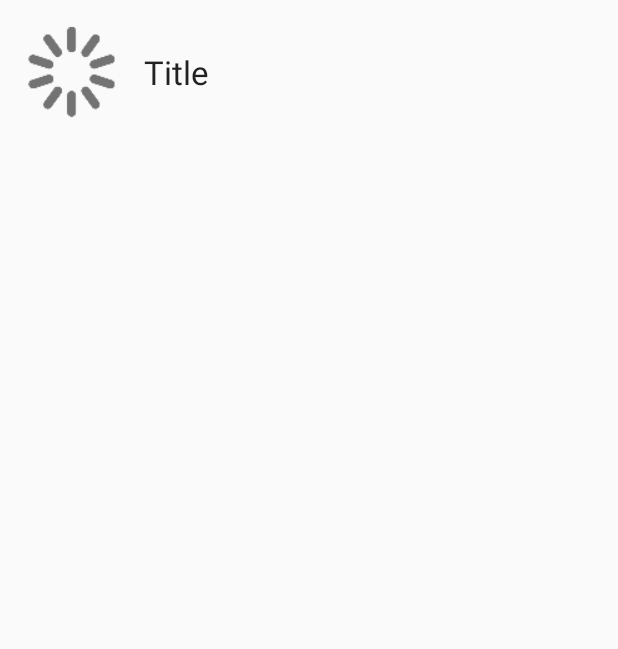
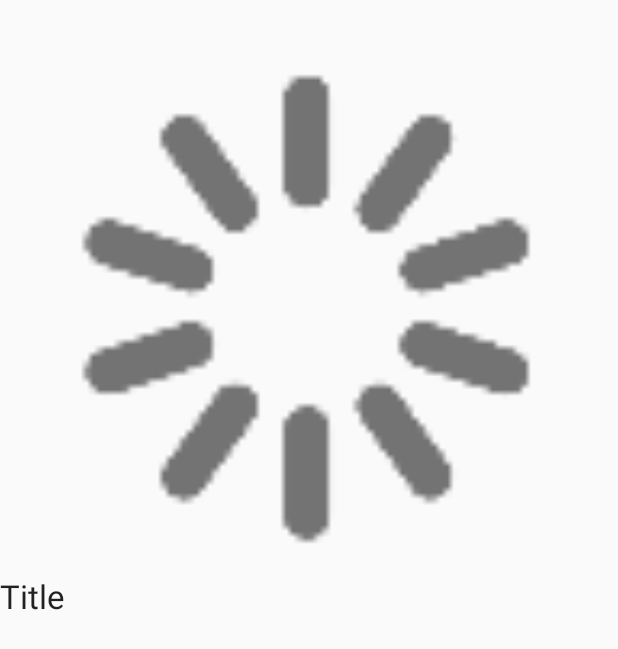
Before and after one commit to PaulDoreeDesign/360toOne, an Android app: the layout item_game.xml on its own in the app's theme, with its tools: preview values and no code run, on a phone screen of 412 x 824 dp. Shown: the top 649 px of the screen. Run offline under Robolectric (Android 15) with nearby library versions, the phone set to English and light mode, and no system bars.

Commit message:
Add SquareRelativeLayout to Game item layout

```diff
--- a/AndroidApp/app/src/main/res/layout/item_game.xml
+++ b/AndroidApp/app/src/main/res/layout/item_game.xml
@@ -1,13 +1,12 @@
 <?xml version="1.0" encoding="utf-8"?>
-<RelativeLayout xmlns:android="http://schemas.android.com/apk/res/android"
+<com.ostojan.x360.view.SquareRelativeLayout xmlns:android="http://schemas.android.com/apk/res/android"
     xmlns:app="http://schemas.android.com/apk/res-auto"
     android:layout_width="wrap_content"
     android:layout_height="wrap_content">
 
     <ImageView
-        android:layout_width="96dp"
-        android:layout_height="96dp"
-        android:padding="8dp"
+        android:layout_width="match_parent"
+        android:layout_height="match_parent"
         app:srcCompat="@drawable/ic_loading"
         android:id="@+id/image_cover"
         android:layout_centerVertical="true" />
@@ -18,9 +17,7 @@
         android:layout_width="wrap_content"
         android:layout_height="wrap_content"
         android:id="@+id/text_title"
-        android:layout_centerVertical="true"
-        android:layout_toRightOf="@+id/image_cover"
-        android:layout_toEndOf="@+id/image_cover" />
+        android:layout_alignParentBottom="true" />
 
 
-</RelativeLayout>
+</com.ostojan.x360.view.SquareRelativeLayout>
```
